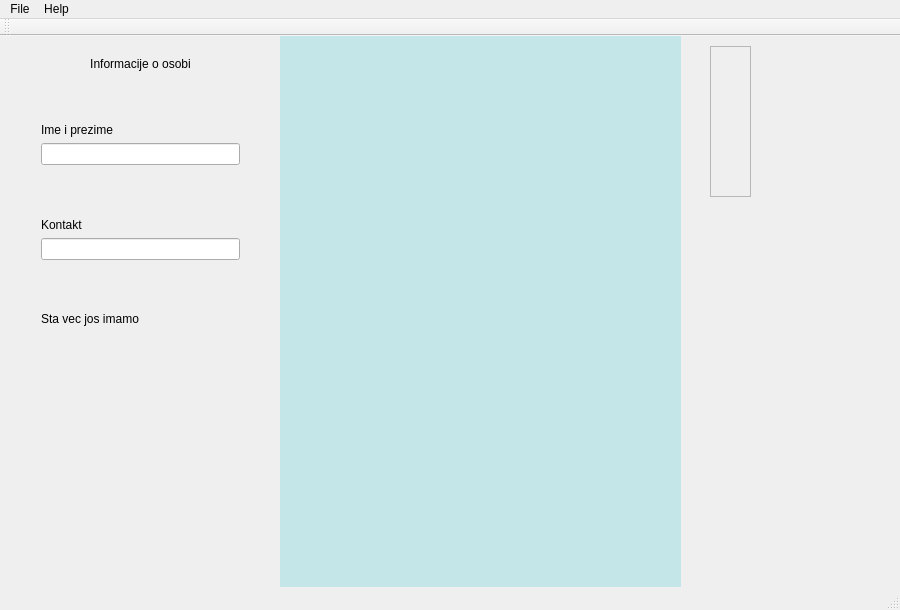
First picture: the form in ProjectAlmond/glavniprozor.ui, repository bozidarrr/RS15-14, before the edit.
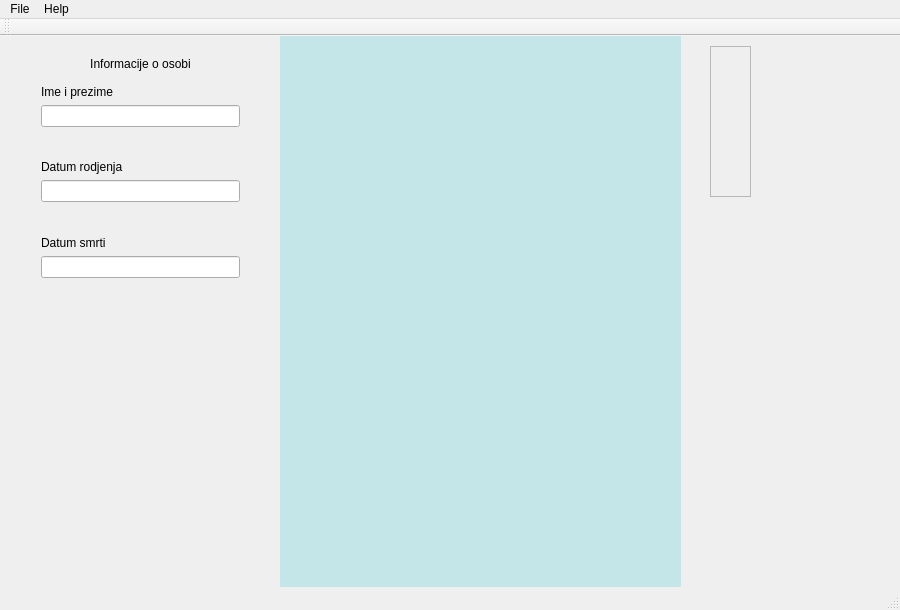
Second picture: the form after the edit.

Commit message: E sad, pocela sam povezivanje GUI-a i engine-a, jako primitivno :), u sustini vecinu stvari tek treba implementirati ali pise u komentarima sta

```diff
--- a/ProjectAlmond/glavniprozor.ui
+++ b/ProjectAlmond/glavniprozor.ui
@@ -62,7 +62,7 @@
       <x>30</x>
       <y>10</y>
       <width>221</width>
-      <height>291</height>
+      <height>243</height>
      </rect>
     </property>
     <layout class="QVBoxLayout" name="osobaInfo">
@@ -128,7 +128,7 @@
      <item>
       <widget class="QLabel" name="label_3">
        <property name="text">
-        <string>Kontakt</string>
+        <string>Datum rodjenja</string>
        </property>
       </widget>
      </item>
@@ -155,10 +155,13 @@
      <item>
       <widget class="QLabel" name="label_4">
        <property name="text">
-        <string>Sta vec jos imamo</string>
+        <string>Datum smrti</string>
        </property>
       </widget>
      </item>
+     <item>
+      <widget class="QLineEdit" name="lineSmrt"/>
+     </item>
     </layout>
    </widget>
    <widget class="QFrame" name="okvirZaStablo">
```
Left out of the diff: 2 changed lines with no effect on the pictures. The commit also changes 2 other files.
